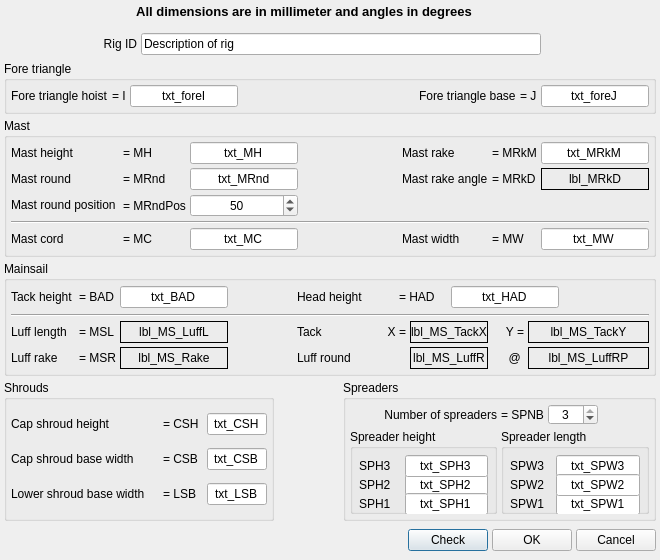
Before: the Qt Designer form src/formrigdefbase.ui in sailcut/sailcut, drawn with Qt 5.
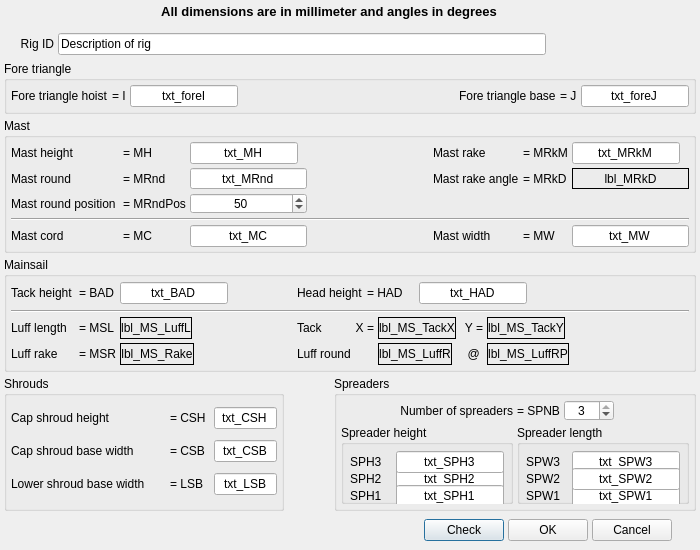
After: the same form once the commit is applied.

```diff
--- a/src/formrigdefbase.ui
+++ b/src/formrigdefbase.ui
@@ -6,20 +6,22 @@
    <rect>
     <x>0</x>
     <y>0</y>
-    <width>660</width>
-    <height>560</height>
+    <width>700</width>
+    <height>550</height>
    </rect>
   </property>
   <property name="sizePolicy" >
-   <sizepolicy vsizetype="Minimum" hsizetype="Minimum" >
+   <sizepolicy>
+    <hsizetype>0</hsizetype>
+    <vsizetype>0</vsizetype>
     <horstretch>0</horstretch>
     <verstretch>0</verstretch>
    </sizepolicy>
   </property>
   <property name="minimumSize" >
    <size>
-    <width>660</width>
-    <height>560</height>
+    <width>700</width>
+    <height>550</height>
    </size>
   </property>
   <property name="windowTitle" >
@@ -42,7 +44,9 @@
    <item row="6" column="5" colspan="2" >
     <widget class="QPushButton" name="btnOK" >
      <property name="sizePolicy" >
-      <sizepolicy vsizetype="Fixed" hsizetype="Minimum" >
+      <sizepolicy>
+       <hsizetype>0</hsizetype>
+       <vsizetype>0</vsizetype>
        <horstretch>0</horstretch>
        <verstretch>0</verstretch>
       </sizepolicy>
@@ -55,7 +59,9 @@
    <item row="6" column="7" >
     <widget class="QPushButton" name="btnCancel" >
      <property name="sizePolicy" >
-      <sizepolicy vsizetype="Fixed" hsizetype="Minimum" >
+      <sizepolicy>
+       <hsizetype>0</hsizetype>
+       <vsizetype>0</vsizetype>
        <horstretch>0</horstretch>
        <verstretch>0</verstretch>
       </sizepolicy>
@@ -70,7 +76,7 @@
      <property name="orientation" >
       <enum>Qt::Horizontal</enum>
      </property>
-     <property name="sizeHint" stdset="0" >
+     <property name="sizeHint" >
       <size>
        <width>321</width>
        <height>31</height>
@@ -81,7 +87,9 @@
    <item row="5" column="0" colspan="2" >
     <widget class="QGroupBox" name="groupBox_3" >
      <property name="sizePolicy" >
-      <sizepolicy vsizetype="Minimum" hsizetype="Preferred" >
+      <sizepolicy>
+       <hsizetype>5</hsizetype>
+       <vsizetype>5</vsizetype>
        <horstretch>0</horstretch>
        <verstretch>0</verstretch>
       </sizepolicy>
@@ -99,7 +107,9 @@
       <item row="1" column="0" >
        <widget class="QLabel" name="lbl_CapShroudBase" >
         <property name="sizePolicy" >
-         <sizepolicy vsizetype="Fixed" hsizetype="Preferred" >
+         <sizepolicy>
+          <hsizetype>0</hsizetype>
+          <vsizetype>0</vsizetype>
           <horstretch>0</horstretch>
           <verstretch>0</verstretch>
          </sizepolicy>
@@ -118,7 +128,9 @@
       <item row="0" column="1" >
        <widget class="QLabel" name="lbl_CSH" >
         <property name="sizePolicy" >
-         <sizepolicy vsizetype="Fixed" hsizetype="Minimum" >
+         <sizepolicy>
+          <hsizetype>0</hsizetype>
+          <vsizetype>0</vsizetype>
           <horstretch>0</horstretch>
           <verstretch>0</verstretch>
          </sizepolicy>
@@ -137,7 +149,9 @@
       <item row="2" column="0" >
        <widget class="QLabel" name="lbl_LowerShroudBase" >
         <property name="sizePolicy" >
-         <sizepolicy vsizetype="Fixed" hsizetype="Preferred" >
+         <sizepolicy>
+          <hsizetype>0</hsizetype>
+          <vsizetype>0</vsizetype>
           <horstretch>0</horstretch>
           <verstretch>0</verstretch>
          </sizepolicy>
@@ -156,7 +170,9 @@
       <item row="2" column="2" >
        <widget class="QLineEdit" name="txt_LSB" >
         <property name="sizePolicy" >
-         <sizepolicy vsizetype="Fixed" hsizetype="Preferred" >
+         <sizepolicy>
+          <hsizetype>0</hsizetype>
+          <vsizetype>0</vsizetype>
           <horstretch>0</horstretch>
           <verstretch>0</verstretch>
          </sizepolicy>
@@ -178,7 +194,9 @@
       <item row="0" column="2" >
        <widget class="QLineEdit" name="txt_CSH" >
         <property name="sizePolicy" >
-         <sizepolicy vsizetype="Fixed" hsizetype="Preferred" >
+         <sizepolicy>
+          <hsizetype>0</hsizetype>
+          <vsizetype>0</vsizetype>
           <horstretch>0</horstretch>
           <verstretch>0</verstretch>
          </sizepolicy>
@@ -200,7 +218,9 @@
       <item row="1" column="1" >
        <widget class="QLabel" name="lbl_CSB" >
         <property name="sizePolicy" >
-         <sizepolicy vsizetype="Fixed" hsizetype="Minimum" >
+         <sizepolicy>
+          <hsizetype>0</hsizetype>
+          <vsizetype>0</vsizetype>
           <horstretch>0</horstretch>
           <verstretch>0</verstretch>
          </sizepolicy>
@@ -219,7 +239,9 @@
       <item row="0" column="0" >
        <widget class="QLabel" name="lbl_CapShroudHeight" >
         <property name="sizePolicy" >
-         <sizepolicy vsizetype="Fixed" hsizetype="Preferred" >
+         <sizepolicy>
+          <hsizetype>0</hsizetype>
+          <vsizetype>0</vsizetype>
           <horstretch>0</horstretch>
           <verstretch>0</verstretch>
          </sizepolicy>
@@ -238,7 +260,9 @@
       <item row="1" column="2" >
        <widget class="QLineEdit" name="txt_CSB" >
         <property name="sizePolicy" >
-         <sizepolicy vsizetype="Fixed" hsizetype="Preferred" >
+         <sizepolicy>
+          <hsizetype>0</hsizetype>
+          <vsizetype>0</vsizetype>
           <horstretch>0</horstretch>
           <verstretch>0</verstretch>
          </sizepolicy>
@@ -260,7 +284,9 @@
       <item row="2" column="1" >
        <widget class="QLabel" name="lbl_LSB" >
         <property name="sizePolicy" >
-         <sizepolicy vsizetype="Fixed" hsizetype="Minimum" >
+         <sizepolicy>
+          <hsizetype>0</hsizetype>
+          <vsizetype>0</vsizetype>
           <horstretch>0</horstretch>
           <verstretch>0</verstretch>
          </sizepolicy>
@@ -279,26 +305,12 @@
      </layout>
     </widget>
    </item>
-   <item row="5" column="2" >
-    <spacer>
-     <property name="orientation" >
-      <enum>Qt::Horizontal</enum>
-     </property>
-     <property name="sizeType" >
-      <enum>QSizePolicy::Minimum</enum>
-     </property>
-     <property name="sizeHint" stdset="0" >
-      <size>
-       <width>31</width>
-       <height>20</height>
-      </size>
-     </property>
-    </spacer>
-   </item>
    <item row="5" column="3" colspan="5" >
     <widget class="QGroupBox" name="groupBox_4" >
      <property name="sizePolicy" >
-      <sizepolicy vsizetype="Minimum" hsizetype="Preferred" >
+      <sizepolicy>
+       <hsizetype>3</hsizetype>
+       <vsizetype>0</vsizetype>
        <horstretch>0</horstretch>
        <verstretch>0</verstretch>
       </sizepolicy>
@@ -318,7 +330,7 @@
         <property name="orientation" >
          <enum>Qt::Horizontal</enum>
         </property>
-        <property name="sizeHint" stdset="0" >
+        <property name="sizeHint" >
          <size>
           <width>21</width>
           <height>20</height>
@@ -368,7 +380,9 @@
       <item row="1" column="0" >
        <widget class="QGroupBox" name="groupBox_7" >
         <property name="sizePolicy" >
-         <sizepolicy vsizetype="Minimum" hsizetype="Preferred" >
+         <sizepolicy>
+          <hsizetype>0</hsizetype>
+          <vsizetype>0</vsizetype>
           <horstretch>0</horstretch>
           <verstretch>0</verstretch>
          </sizepolicy>
@@ -386,7 +400,9 @@
          <item row="1" column="1" >
           <widget class="QLineEdit" name="txt_SPH2" >
            <property name="sizePolicy" >
-            <sizepolicy vsizetype="Fixed" hsizetype="Preferred" >
+            <sizepolicy>
+             <hsizetype>0</hsizetype>
+             <vsizetype>0</vsizetype>
              <horstretch>0</horstretch>
              <verstretch>0</verstretch>
             </sizepolicy>
@@ -408,7 +424,9 @@
          <item row="2" column="1" >
           <widget class="QLineEdit" name="txt_SPH1" >
            <property name="sizePolicy" >
-            <sizepolicy vsizetype="Fixed" hsizetype="Preferred" >
+            <sizepolicy>
+             <hsizetype>0</hsizetype>
+             <vsizetype>0</vsizetype>
              <horstretch>0</horstretch>
              <verstretch>0</verstretch>
             </sizepolicy>
@@ -430,7 +448,9 @@
          <item row="0" column="1" >
           <widget class="QLineEdit" name="txt_SPH3" >
            <property name="sizePolicy" >
-            <sizepolicy vsizetype="Fixed" hsizetype="Preferred" >
+            <sizepolicy>
+             <hsizetype>0</hsizetype>
+             <vsizetype>0</vsizetype>
              <horstretch>0</horstretch>
              <verstretch>0</verstretch>
             </sizepolicy>
@@ -494,7 +514,9 @@
       <item row="1" column="1" colspan="3" >
        <widget class="QGroupBox" name="groupBox_6" >
         <property name="sizePolicy" >
-         <sizepolicy vsizetype="Minimum" hsizetype="Preferred" >
+         <sizepolicy>
+          <hsizetype>0</hsizetype>
+          <vsizetype>0</vsizetype>
           <horstretch>0</horstretch>
           <verstretch>0</verstretch>
          </sizepolicy>
@@ -605,7 +627,9 @@
    <item row="4" column="0" colspan="8" >
     <widget class="QGroupBox" name="groupBox_5" >
      <property name="sizePolicy" >
-      <sizepolicy vsizetype="Minimum" hsizetype="Minimum" >
+      <sizepolicy>
+       <hsizetype>3</hsizetype>
+       <vsizetype>0</vsizetype>
        <horstretch>0</horstretch>
        <verstretch>0</verstretch>
       </sizepolicy>
@@ -629,7 +653,9 @@
       <item row="3" column="10" colspan="2" >
        <widget class="QLabel" name="lbl_MS_LuffRP" >
         <property name="sizePolicy" >
-         <sizepolicy vsizetype="Fixed" hsizetype="Preferred" >
+         <sizepolicy>
+          <hsizetype>0</hsizetype>
+          <vsizetype>0</vsizetype>
           <horstretch>0</horstretch>
           <verstretch>0</verstretch>
          </sizepolicy>
@@ -654,7 +680,9 @@
       <item row="3" column="9" >
        <widget class="QLabel" name="label" >
         <property name="sizePolicy" >
-         <sizepolicy vsizetype="Fixed" hsizetype="Preferred" >
+         <sizepolicy>
+          <hsizetype>0</hsizetype>
+          <vsizetype>0</vsizetype>
           <horstretch>0</horstretch>
           <verstretch>0</verstretch>
          </sizepolicy>
@@ -676,7 +704,9 @@
       <item row="3" column="7" colspan="2" >
        <widget class="QLabel" name="lbl_MS_LuffR" >
         <property name="sizePolicy" >
-         <sizepolicy vsizetype="Fixed" hsizetype="Preferred" >
+         <sizepolicy>
+          <hsizetype>0</hsizetype>
+          <vsizetype>0</vsizetype>
           <horstretch>0</horstretch>
           <verstretch>0</verstretch>
          </sizepolicy>
@@ -701,7 +731,9 @@
       <item row="2" column="10" colspan="2" >
        <widget class="QLabel" name="lbl_MS_TackY" >
         <property name="sizePolicy" >
-         <sizepolicy vsizetype="Fixed" hsizetype="Preferred" >
+         <sizepolicy>
+          <hsizetype>0</hsizetype>
+          <vsizetype>0</vsizetype>
           <horstretch>0</horstretch>
           <verstretch>0</verstretch>
          </sizepolicy>
@@ -726,7 +758,9 @@
       <item row="2" column="9" >
        <widget class="QLabel" name="lbl_Y" >
         <property name="sizePolicy" >
-         <sizepolicy vsizetype="Fixed" hsizetype="Preferred" >
+         <sizepolicy>
+          <hsizetype>0</hsizetype>
+          <vsizetype>0</vsizetype>
           <horstretch>0</horstretch>
           <verstretch>0</verstretch>
          </sizepolicy>
@@ -748,7 +782,9 @@
       <item row="2" column="7" colspan="2" >
        <widget class="QLabel" name="lbl_MS_TackX" >
         <property name="sizePolicy" >
-         <sizepolicy vsizetype="Fixed" hsizetype="Preferred" >
+         <sizepolicy>
+          <hsizetype>0</hsizetype>
+          <vsizetype>0</vsizetype>
           <horstretch>0</horstretch>
           <verstretch>0</verstretch>
          </sizepolicy>
@@ -773,7 +809,9 @@
       <item row="2" column="5" colspan="2" >
        <widget class="QLabel" name="lbl_X" >
         <property name="sizePolicy" >
-         <sizepolicy vsizetype="Fixed" hsizetype="Preferred" >
+         <sizepolicy>
+          <hsizetype>0</hsizetype>
+          <vsizetype>0</vsizetype>
           <horstretch>0</horstretch>
           <verstretch>0</verstretch>
          </sizepolicy>
@@ -789,7 +827,9 @@
       <item row="2" column="4" >
        <widget class="QLabel" name="lbl_Main_Tack" >
         <property name="sizePolicy" >
-         <sizepolicy vsizetype="Fixed" hsizetype="Preferred" >
+         <sizepolicy>
+          <hsizetype>0</hsizetype>
+          <vsizetype>0</vsizetype>
           <horstretch>0</horstretch>
           <verstretch>0</verstretch>
          </sizepolicy>
@@ -807,7 +847,7 @@
         <property name="sizeType" >
          <enum>QSizePolicy::Minimum</enum>
         </property>
-        <property name="sizeHint" stdset="0" >
+        <property name="sizeHint" >
          <size>
           <width>61</width>
           <height>22</height>
@@ -818,7 +858,9 @@
       <item row="2" column="2" >
        <widget class="QLabel" name="lbl_MS_LuffL" >
         <property name="sizePolicy" >
-         <sizepolicy vsizetype="Fixed" hsizetype="Preferred" >
+         <sizepolicy>
+          <hsizetype>0</hsizetype>
+          <vsizetype>0</vsizetype>
           <horstretch>0</horstretch>
           <verstretch>0</verstretch>
          </sizepolicy>
@@ -843,7 +885,9 @@
       <item row="2" column="1" >
        <widget class="QLabel" name="lblMSLL" >
         <property name="sizePolicy" >
-         <sizepolicy vsizetype="Fixed" hsizetype="Preferred" >
+         <sizepolicy>
+          <hsizetype>0</hsizetype>
+          <vsizetype>0</vsizetype>
           <horstretch>0</horstretch>
           <verstretch>0</verstretch>
          </sizepolicy>
@@ -856,7 +900,9 @@
       <item row="2" column="0" >
        <widget class="QLabel" name="lbl_Main_LuffL" >
         <property name="sizePolicy" >
-         <sizepolicy vsizetype="Fixed" hsizetype="Preferred" >
+         <sizepolicy>
+          <hsizetype>0</hsizetype>
+          <vsizetype>0</vsizetype>
           <horstretch>0</horstretch>
           <verstretch>0</verstretch>
          </sizepolicy>
@@ -875,7 +921,9 @@
       <item row="3" column="4" >
        <widget class="QLabel" name="lbl_Main_Luff_Round" >
         <property name="sizePolicy" >
-         <sizepolicy vsizetype="Fixed" hsizetype="MinimumExpanding" >
+         <sizepolicy>
+          <hsizetype>0</hsizetype>
+          <vsizetype>0</vsizetype>
           <horstretch>0</horstretch>
           <verstretch>0</verstretch>
          </sizepolicy>
@@ -894,7 +942,9 @@
       <item row="3" column="2" >
        <widget class="QLabel" name="lbl_MS_Rake" >
         <property name="sizePolicy" >
-         <sizepolicy vsizetype="Fixed" hsizetype="Preferred" >
+         <sizepolicy>
+          <hsizetype>0</hsizetype>
+          <vsizetype>0</vsizetype>
           <horstretch>0</horstretch>
           <verstretch>0</verstretch>
          </sizepolicy>
@@ -919,7 +969,9 @@
       <item row="3" column="1" >
        <widget class="QLabel" name="lblMSR" >
         <property name="sizePolicy" >
-         <sizepolicy vsizetype="Fixed" hsizetype="Preferred" >
+         <sizepolicy>
+          <hsizetype>0</hsizetype>
+          <vsizetype>0</vsizetype>
           <horstretch>0</horstretch>
           <verstretch>0</verstretch>
          </sizepolicy>
@@ -932,7 +984,9 @@
       <item row="3" column="0" >
        <widget class="QLabel" name="lbl_Main_Rake" >
         <property name="sizePolicy" >
-         <sizepolicy vsizetype="Fixed" hsizetype="Preferred" >
+         <sizepolicy>
+          <hsizetype>0</hsizetype>
+          <vsizetype>0</vsizetype>
           <horstretch>0</horstretch>
           <verstretch>0</verstretch>
          </sizepolicy>
@@ -956,7 +1010,7 @@
         <property name="sizeType" >
          <enum>QSizePolicy::Minimum</enum>
         </property>
-        <property name="sizeHint" stdset="0" >
+        <property name="sizeHint" >
          <size>
           <width>51</width>
           <height>25</height>
@@ -967,7 +1021,9 @@
       <item row="0" column="0" >
        <widget class="QLabel" name="lbl_BAD" >
         <property name="sizePolicy" >
-         <sizepolicy vsizetype="Fixed" hsizetype="Preferred" >
+         <sizepolicy>
+          <hsizetype>0</hsizetype>
+          <vsizetype>0</vsizetype>
           <horstretch>0</horstretch>
           <verstretch>0</verstretch>
          </sizepolicy>
@@ -986,7 +1042,9 @@
       <item row="0" column="2" >
        <widget class="QLineEdit" name="txt_BAD" >
         <property name="sizePolicy" >
-         <sizepolicy vsizetype="Fixed" hsizetype="Preferred" >
+         <sizepolicy>
+          <hsizetype>0</hsizetype>
+          <vsizetype>0</vsizetype>
           <horstretch>0</horstretch>
           <verstretch>0</verstretch>
          </sizepolicy>
@@ -1008,7 +1066,9 @@
       <item row="0" column="1" >
        <widget class="QLabel" name="lblBAD" >
         <property name="sizePolicy" >
-         <sizepolicy vsizetype="Fixed" hsizetype="Preferred" >
+         <sizepolicy>
+          <hsizetype>0</hsizetype>
+          <vsizetype>0</vsizetype>
           <horstretch>0</horstretch>
           <verstretch>0</verstretch>
          </sizepolicy>
@@ -1034,7 +1094,9 @@
       <item row="0" column="4" colspan="2" >
        <widget class="QLabel" name="lbl_HAD" >
         <property name="sizePolicy" >
-         <sizepolicy vsizetype="Fixed" hsizetype="Preferred" >
+         <sizepolicy>
+          <hsizetype>0</hsizetype>
+          <vsizetype>0</vsizetype>
           <horstretch>0</horstretch>
           <verstretch>0</verstretch>
          </sizepolicy>
@@ -1047,7 +1109,9 @@
       <item row="0" column="6" colspan="2" >
        <widget class="QLabel" name="lblHAD" >
         <property name="sizePolicy" >
-         <sizepolicy vsizetype="Fixed" hsizetype="Preferred" >
+         <sizepolicy>
+          <hsizetype>0</hsizetype>
+          <vsizetype>0</vsizetype>
           <horstretch>0</horstretch>
           <verstretch>0</verstretch>
          </sizepolicy>
@@ -1060,7 +1124,9 @@
       <item row="0" column="8" colspan="3" >
        <widget class="QLineEdit" name="txt_HAD" >
         <property name="sizePolicy" >
-         <sizepolicy vsizetype="Fixed" hsizetype="Preferred" >
+         <sizepolicy>
+          <hsizetype>0</hsizetype>
+          <vsizetype>0</vsizetype>
           <horstretch>0</horstretch>
           <verstretch>0</verstretch>
          </sizepolicy>
@@ -1084,7 +1150,7 @@
         <property name="orientation" >
          <enum>Qt::Horizontal</enum>
         </property>
-        <property name="sizeHint" stdset="0" >
+        <property name="sizeHint" >
          <size>
           <width>40</width>
           <height>20</height>
@@ -1098,7 +1164,9 @@
    <item row="3" column="0" colspan="8" >
     <widget class="QGroupBox" name="groupBox_2" >
      <property name="sizePolicy" >
-      <sizepolicy vsizetype="Minimum" hsizetype="Minimum" >
+      <sizepolicy>
+       <hsizetype>3</hsizetype>
+       <vsizetype>0</vsizetype>
        <horstretch>0</horstretch>
        <verstretch>0</verstretch>
       </sizepolicy>
@@ -1203,7 +1271,9 @@
       <item row="0" column="2" >
        <widget class="QLineEdit" name="txt_MH" >
         <property name="sizePolicy" >
-         <sizepolicy vsizetype="Fixed" hsizetype="MinimumExpanding" >
+         <sizepolicy>
+          <hsizetype>0</hsizetype>
+          <vsizetype>0</vsizetype>
           <horstretch>0</horstretch>
           <verstretch>0</verstretch>
          </sizepolicy>
@@ -1240,7 +1310,7 @@
         <property name="sizeType" >
          <enum>QSizePolicy::Expanding</enum>
         </property>
-        <property name="sizeHint" stdset="0" >
+        <property name="sizeHint" >
          <size>
           <width>20</width>
           <height>20</height>
@@ -1265,7 +1335,9 @@
       <item row="0" column="6" >
        <widget class="QLineEdit" name="txt_MRkM" >
         <property name="sizePolicy" >
-         <sizepolicy vsizetype="Fixed" hsizetype="MinimumExpanding" >
+         <sizepolicy>
+          <hsizetype>0</hsizetype>
+          <vsizetype>0</vsizetype>
           <horstretch>0</horstretch>
           <verstretch>0</verstretch>
          </sizepolicy>
@@ -1287,7 +1359,9 @@
       <item row="0" column="0" >
        <widget class="QLabel" name="lbl_MastHeight" >
         <property name="sizePolicy" >
-         <sizepolicy vsizetype="Fixed" hsizetype="Preferred" >
+         <sizepolicy>
+          <hsizetype>0</hsizetype>
+          <vsizetype>0</vsizetype>
           <horstretch>0</horstretch>
           <verstretch>0</verstretch>
          </sizepolicy>
@@ -1320,7 +1394,9 @@
       <item row="1" column="0" >
        <widget class="QLabel" name="lbl_MastRound" >
         <property name="sizePolicy" >
-         <sizepolicy vsizetype="Fixed" hsizetype="Preferred" >
+         <sizepolicy>
+          <hsizetype>0</hsizetype>
+          <vsizetype>0</vsizetype>
           <horstretch>0</horstretch>
           <verstretch>0</verstretch>
          </sizepolicy>
@@ -1346,7 +1422,9 @@
       <item row="2" column="0" >
        <widget class="QLabel" name="lbl_MastRoundPos" >
         <property name="sizePolicy" >
-         <sizepolicy vsizetype="Fixed" hsizetype="Preferred" >
+         <sizepolicy>
+          <hsizetype>0</hsizetype>
+          <vsizetype>0</vsizetype>
           <horstretch>0</horstretch>
           <verstretch>0</verstretch>
          </sizepolicy>
@@ -1374,12 +1452,12 @@
         <property name="alignment" >
          <set>Qt::AlignHCenter</set>
         </property>
+        <property name="maximum" >
+         <number>80</number>
+        </property>
         <property name="minimum" >
          <number>20</number>
         </property>
-        <property name="maximum" >
-         <number>80</number>
-        </property>
         <property name="value" >
          <number>50</number>
         </property>
@@ -1391,7 +1469,9 @@
    <item row="2" column="0" colspan="8" >
     <widget class="QGroupBox" name="groupBox" >
      <property name="sizePolicy" >
-      <sizepolicy vsizetype="Minimum" hsizetype="Minimum" >
+      <sizepolicy>
+       <hsizetype>3</hsizetype>
+       <vsizetype>0</vsizetype>
        <horstretch>0</horstretch>
        <verstretch>0</verstretch>
       </sizepolicy>
@@ -1411,7 +1491,7 @@
         <property name="orientation" >
          <enum>Qt::Horizontal</enum>
         </property>
-        <property name="sizeHint" stdset="0" >
+        <property name="sizeHint" >
          <size>
           <width>40</width>
           <height>20</height>
@@ -1422,7 +1502,9 @@
       <item row="0" column="2" >
        <widget class="QLineEdit" name="txt_foreI" >
         <property name="sizePolicy" >
-         <sizepolicy vsizetype="Fixed" hsizetype="Minimum" >
+         <sizepolicy>
+          <hsizetype>0</hsizetype>
+          <vsizetype>0</vsizetype>
           <horstretch>0</horstretch>
           <verstretch>0</verstretch>
          </sizepolicy>
@@ -1451,7 +1533,9 @@
       <item row="0" column="6" >
        <widget class="QLineEdit" name="txt_foreJ" >
         <property name="sizePolicy" >
-         <sizepolicy vsizetype="Fixed" hsizetype="Minimum" >
+         <sizepolicy>
+          <hsizetype>0</hsizetype>
+          <vsizetype>0</vsizetype>
           <horstretch>0</horstretch>
           <verstretch>0</verstretch>
          </sizepolicy>
@@ -1498,7 +1582,7 @@
     <widget class="QLineEdit" name="txt_RigID" >
      <property name="minimumSize" >
       <size>
-       <width>400</width>
+       <width>460</width>
        <height>22</height>
       </size>
      </property>
@@ -1510,7 +1594,9 @@
    <item row="1" column="0" >
     <widget class="QLabel" name="lbl_RigID" >
      <property name="sizePolicy" >
-      <sizepolicy vsizetype="Fixed" hsizetype="Minimum" >
+      <sizepolicy>
+       <hsizetype>0</hsizetype>
+       <vsizetype>0</vsizetype>
        <horstretch>0</horstretch>
        <verstretch>0</verstretch>
       </sizepolicy>
@@ -1532,20 +1618,22 @@
    <item row="0" column="0" colspan="8" >
     <widget class="QLabel" name="lbl_TopFrame" >
      <property name="sizePolicy" >
-      <sizepolicy vsizetype="Minimum" hsizetype="Preferred" >
+      <sizepolicy>
+       <hsizetype>0</hsizetype>
+       <vsizetype>0</vsizetype>
        <horstretch>0</horstretch>
        <verstretch>0</verstretch>
       </sizepolicy>
      </property>
      <property name="minimumSize" >
       <size>
-       <width>500</width>
+       <width>600</width>
        <height>24</height>
       </size>
      </property>
      <property name="maximumSize" >
       <size>
-       <width>600</width>
+       <width>650</width>
        <height>160</height>
       </size>
      </property>
@@ -1575,7 +1663,7 @@
      <property name="orientation" >
       <enum>Qt::Horizontal</enum>
      </property>
-     <property name="sizeHint" stdset="0" >
+     <property name="sizeHint" >
       <size>
        <width>60</width>
        <height>25</height>
```
